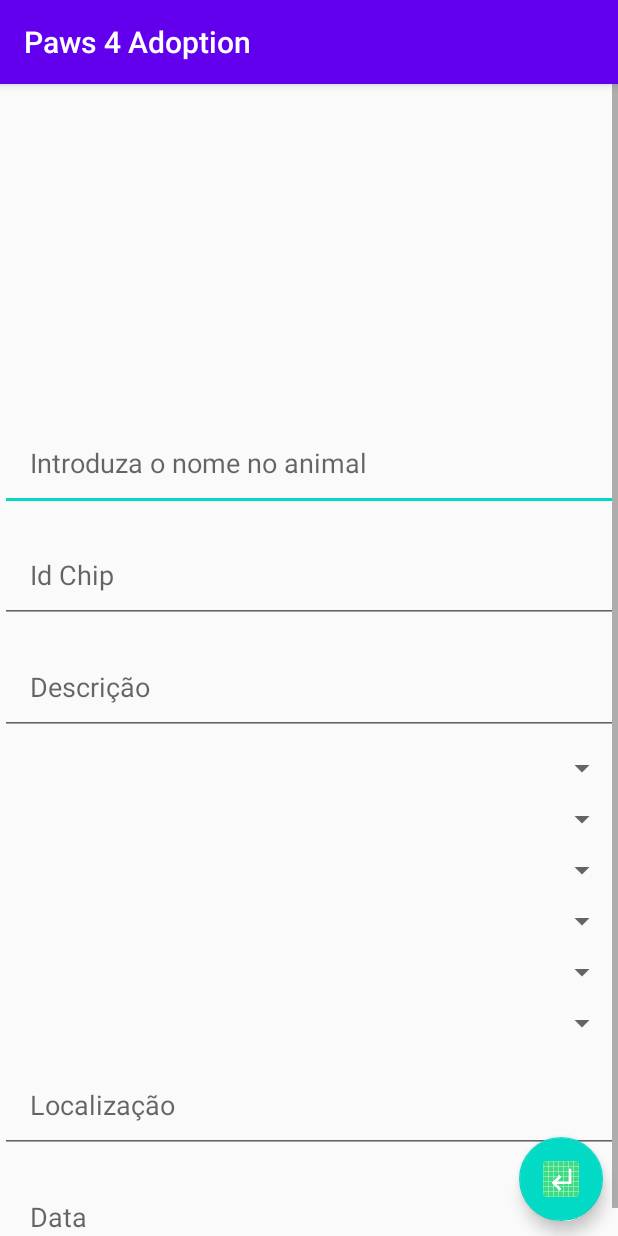
After one commit to Projecto-Final-de-Curso-TeSP-PSI/pet-adoption, an Android app: the PostAnimalActivity screen opened directly, with no data from a screen before it, on a phone screen of 412 x 824 dp. The commit adds this screen. Run offline under Robolectric (Android 15) with nearby library versions, the phone set to English and light mode, and no system bars.

Commit message:
PROJ-147 Post animal activity view
Design of the post animal activity view

```diff
--- a/paws4adoption_mobile/app/src/main/AndroidManifest.xml
+++ b/paws4adoption_mobile/app/src/main/AndroidManifest.xml
@@ -9,7 +9,9 @@
         android:roundIcon="@mipmap/ic_launcher_round"
         android:supportsRtl="true"
         android:theme="@style/AppTheme">
-        <activity android:name=".views.AnimalDetailsActivity"></activity>
+        <activity android:name=".views.PostAnimalActivity"></activity>
+        <activity android:name=".views.SubmRequestActivity" />
+        <activity android:name=".views.AnimalDetailsActivity" />
         <activity android:name=".OrgDetailActivity" />
         <activity android:name=".OrganizationActivity" />
         <activity android:name=".LoginActivity" />
--- /dev/null
+++ b/paws4adoption_mobile/app/src/main/java/amsi/dei/estg/ipleiria/paws4adoption/views/PostAnimalActivity.java
@@ -0,0 +1,16 @@
+package amsi.dei.estg.ipleiria.paws4adoption.views;
+
+import androidx.appcompat.app.AppCompatActivity;
+
+import android.os.Bundle;
+
+import amsi.dei.estg.ipleiria.paws4adoption.R;
+
+public class PostAnimalActivity extends AppCompatActivity {
+
+    @Override
+    protected void onCreate(Bundle savedInstanceState) {
+        super.onCreate(savedInstanceState);
+        setContentView(R.layout.activity_post_animal);
+    }
+}
--- /dev/null
+++ b/paws4adoption_mobile/app/src/main/res/drawable/ic_submit_background.xml
@@ -0,0 +1,74 @@
+<?xml version="1.0" encoding="utf-8"?>
+<vector
+    android:height="108dp"
+    android:width="108dp"
+    android:viewportHeight="108"
+    android:viewportWidth="108"
+    xmlns:android="http://schemas.android.com/apk/res/android">
+    <path android:fillColor="#3DDC84"
+          android:pathData="M0,0h108v108h-108z"/>
+    <path android:fillColor="#00000000" android:pathData="M9,0L9,108"
+          android:strokeColor="#33FFFFFF" android:strokeWidth="0.8"/>
+    <path android:fillColor="#00000000" android:pathData="M19,0L19,108"
+          android:strokeColor="#33FFFFFF" android:strokeWidth="0.8"/>
+    <path android:fillColor="#00000000" android:pathData="M29,0L29,108"
+          android:strokeColor="#33FFFFFF" android:strokeWidth="0.8"/>
+    <path android:fillColor="#00000000" android:pathData="M39,0L39,108"
+          android:strokeColor="#33FFFFFF" android:strokeWidth="0.8"/>
+    <path android:fillColor="#00000000" android:pathData="M49,0L49,108"
+          android:strokeColor="#33FFFFFF" android:strokeWidth="0.8"/>
+    <path android:fillColor="#00000000" android:pathData="M59,0L59,108"
+          android:strokeColor="#33FFFFFF" android:strokeWidth="0.8"/>
+    <path android:fillColor="#00000000" android:pathData="M69,0L69,108"
+          android:strokeColor="#33FFFFFF" android:strokeWidth="0.8"/>
+    <path android:fillColor="#00000000" android:pathData="M79,0L79,108"
+          android:strokeColor="#33FFFFFF" android:strokeWidth="0.8"/>
+    <path android:fillColor="#00000000" android:pathData="M89,0L89,108"
+          android:strokeColor="#33FFFFFF" android:strokeWidth="0.8"/>
+    <path android:fillColor="#00000000" android:pathData="M99,0L99,108"
+          android:strokeColor="#33FFFFFF" android:strokeWidth="0.8"/>
+    <path android:fillColor="#00000000" android:pathData="M0,9L108,9"
+          android:strokeColor="#33FFFFFF" android:strokeWidth="0.8"/>
+    <path android:fillColor="#00000000" android:pathData="M0,19L108,19"
+          android:strokeColor="#33FFFFFF" android:strokeWidth="0.8"/>
+    <path android:fillColor="#00000000" android:pathData="M0,29L108,29"
+          android:strokeColor="#33FFFFFF" android:strokeWidth="0.8"/>
+    <path android:fillColor="#00000000" android:pathData="M0,39L108,39"
+          android:strokeColor="#33FFFFFF" android:strokeWidth="0.8"/>
+    <path android:fillColor="#00000000" android:pathData="M0,49L108,49"
+          android:strokeColor="#33FFFFFF" android:strokeWidth="0.8"/>
+    <path android:fillColor="#00000000" android:pathData="M0,59L108,59"
+          android:strokeColor="#33FFFFFF" android:strokeWidth="0.8"/>
+    <path android:fillColor="#00000000" android:pathData="M0,69L108,69"
+          android:strokeColor="#33FFFFFF" android:strokeWidth="0.8"/>
+    <path android:fillColor="#00000000" android:pathData="M0,79L108,79"
+          android:strokeColor="#33FFFFFF" android:strokeWidth="0.8"/>
+    <path android:fillColor="#00000000" android:pathData="M0,89L108,89"
+          android:strokeColor="#33FFFFFF" android:strokeWidth="0.8"/>
+    <path android:fillColor="#00000000" android:pathData="M0,99L108,99"
+          android:strokeColor="#33FFFFFF" android:strokeWidth="0.8"/>
+    <path android:fillColor="#00000000" android:pathData="M19,29L89,29"
+          android:strokeColor="#33FFFFFF" android:strokeWidth="0.8"/>
+    <path android:fillColor="#00000000" android:pathData="M19,39L89,39"
+          android:strokeColor="#33FFFFFF" android:strokeWidth="0.8"/>
+    <path android:fillColor="#00000000" android:pathData="M19,49L89,49"
+          android:strokeColor="#33FFFFFF" android:strokeWidth="0.8"/>
+    <path android:fillColor="#00000000" android:pathData="M19,59L89,59"
+          android:strokeColor="#33FFFFFF" android:strokeWidth="0.8"/>
+    <path android:fillColor="#00000000" android:pathData="M19,69L89,69"
+          android:strokeColor="#33FFFFFF" android:strokeWidth="0.8"/>
+    <path android:fillColor="#00000000" android:pathData="M19,79L89,79"
+          android:strokeColor="#33FFFFFF" android:strokeWidth="0.8"/>
+    <path android:fillColor="#00000000" android:pathData="M29,19L29,89"
+          android:strokeColor="#33FFFFFF" android:strokeWidth="0.8"/>
+    <path android:fillColor="#00000000" android:pathData="M39,19L39,89"
+          android:strokeColor="#33FFFFFF" android:strokeWidth="0.8"/>
+    <path android:fillColor="#00000000" android:pathData="M49,19L49,89"
+          android:strokeColor="#33FFFFFF" android:strokeWidth="0.8"/>
+    <path android:fillColor="#00000000" android:pathData="M59,19L59,89"
+          android:strokeColor="#33FFFFFF" android:strokeWidth="0.8"/>
+    <path android:fillColor="#00000000" android:pathData="M69,19L69,89"
+          android:strokeColor="#33FFFFFF" android:strokeWidth="0.8"/>
+    <path android:fillColor="#00000000" android:pathData="M79,19L79,89"
+          android:strokeColor="#33FFFFFF" android:strokeWidth="0.8"/>
+</vector>
--- /dev/null
+++ b/paws4adoption_mobile/app/src/main/res/drawable/ic_submit_foreground.xml
@@ -0,0 +1,15 @@
+<vector xmlns:android="http://schemas.android.com/apk/res/android"
+    android:width="108dp"
+    android:height="108dp"
+    android:viewportWidth="108"
+    android:viewportHeight="108"
+    android:tint="#FFFFFF">
+  <group android:scaleX="2.61"
+      android:scaleY="2.61"
+      android:translateX="22.68"
+      android:translateY="22.68">
+    <path
+        android:fillColor="@android:color/white"
+        android:pathData="M11,9l1.42,1.42L8.83,14H18V4h2v12H8.83l3.59,3.58L11,21l-6,-6 6,-6z"/>
+  </group>
+</vector>
--- /dev/null
+++ b/paws4adoption_mobile/app/src/main/res/layout/activity_post_animal.xml
@@ -0,0 +1,123 @@
+<?xml version="1.0" encoding="utf-8"?>
+<androidx.coordinatorlayout.widget.CoordinatorLayout
+xmlns:android="http://schemas.android.com/apk/res/android"
+xmlns:app="http://schemas.android.com/apk/res-auto"
+xmlns:tools="http://schemas.android.com/tools"
+android:layout_width="match_parent"
+android:layout_height="match_parent"
+tools:context=".views.PostAnimalActivity"
+android:orientation="vertical">
+
+<ScrollView
+    android:layout_width="match_parent"
+    android:layout_height="match_parent">
+
+    <LinearLayout
+        android:layout_width="match_parent"
+        android:layout_height="match_parent"
+        android:orientation="vertical">
+
+        <ImageView
+            android:layout_width="match_parent"
+            android:layout_height="200dp"
+            android:layout_marginTop="10dp"
+            android:padding="20dp"
+            android:id="@+id/imgCapa"/>
+
+        <EditText
+            android:layout_width="match_parent"
+            android:layout_height="wrap_content"
+            android:inputType="number"
+            android:padding="20dp"
+            android:layout_marginTop="10dp"
+            android:hint="@string/insert_name"
+            android:id="@+id/etName"/>
+
+        <EditText
+            android:layout_width="match_parent"
+            android:layout_height="wrap_content"
+            android:inputType="textPersonName"
+            android:padding="20dp"
+            android:layout_marginTop="10dp"
+            android:hint="@string/id_chip"
+            android:id="@+id/etChipId"/>
+
+        <EditText
+            android:layout_width="match_parent"
+            android:layout_height="wrap_content"
+            android:inputType="textPersonName"
+            android:padding="20dp"
+            android:layout_marginTop="10dp"
+            android:hint="@string/description"
+            android:id="@+id/etDescription"/>
+
+        <Spinner
+            android:layout_marginTop="10dp"
+            android:layout_width="match_parent"
+            android:layout_height="wrap_content"
+            android:id="@+id/spinnerNature"/>
+
+        <Spinner
+            android:layout_marginTop="10dp"
+            android:layout_width="match_parent"
+            android:layout_height="wrap_content"
+            android:id="@+id/spinnerBreed"/>
+
+        <Spinner
+            android:layout_marginTop="10dp"
+            android:layout_width="match_parent"
+            android:layout_height="wrap_content"
+            android:id="@+id/spinnerFurLenght"/>
+
+        <Spinner
+            android:layout_marginTop="10dp"
+            android:layout_width="match_parent"
+            android:layout_height="wrap_content"
+            android:id="@+id/spinnerFurColor"/>
+
+        <Spinner
+            android:layout_marginTop="10dp"
+            android:layout_width="match_parent"
+            android:layout_height="wrap_content"
+            android:id="@+id/spinnerSize"/>
+
+        <Spinner
+            android:layout_marginTop="10dp"
+            android:layout_width="match_parent"
+            android:layout_height="wrap_content"
+            android:id="@+id/spinnerSex"/>
+
+        <EditText
+            android:layout_width="match_parent"
+            android:layout_height="wrap_content"
+            android:inputType="textPersonName"
+            android:padding="20dp"
+            android:layout_marginTop="10dp"
+            android:hint="@string/location"
+            android:id="@+id/etLocation"/>
+
+        <EditText
+            android:layout_width="match_parent"
+            android:layout_height="wrap_content"
+            android:inputType="datetime"
+            android:padding="20dp"
+            android:layout_marginTop="10dp"
+            android:hint="@string/date"
+            android:id="@+id/etDate"/>
+
+    </LinearLayout>
+
+</ScrollView>
+
+<com.google.android.material.floatingactionbutton.FloatingActionButton
+    android:id="@+id/fab_submit"
+    android:layout_width="wrap_content"
+    android:layout_height="wrap_content"
+    android:layout_gravity="bottom|end"
+    android:layout_margin="10dp"
+    android:clickable="true"
+    android:src="@mipmap/ic_submit_round"
+    android:focusable="true"
+    android:contentDescription="@string/submit" />
+
+</androidx.coordinatorlayout.widget.CoordinatorLayout>
--- /dev/null
+++ b/paws4adoption_mobile/app/src/main/res/mipmap-anydpi-v26/ic_submit.xml
@@ -0,0 +1,5 @@
+<?xml version="1.0" encoding="utf-8"?>
+<adaptive-icon xmlns:android="http://schemas.android.com/apk/res/android">
+    <background android:drawable="@drawable/ic_submit_background"/>
+    <foreground android:drawable="@drawable/ic_submit_foreground"/>
+</adaptive-icon>
--- /dev/null
+++ b/paws4adoption_mobile/app/src/main/res/mipmap-anydpi-v26/ic_submit_round.xml
@@ -0,0 +1,5 @@
+<?xml version="1.0" encoding="utf-8"?>
+<adaptive-icon xmlns:android="http://schemas.android.com/apk/res/android">
+    <background android:drawable="@drawable/ic_submit_background"/>
+    <foreground android:drawable="@drawable/ic_submit_foreground"/>
+</adaptive-icon>
--- a/paws4adoption_mobile/app/src/main/res/values/strings.xml
+++ b/paws4adoption_mobile/app/src/main/res/values/strings.xml
@@ -30,4 +30,10 @@
     <string name="insertEmail">Introduza o email</string>
     <string name="insertPassword">Introduza a password</string>
     <string name="login">Login</string>
+    <string name="insert_name">Introduza o nome no animal</string>
+    <string name="id_chip">Id Chip</string>
+    <string name="description">Descrição</string>
+    <string name="submit">submit</string>
+    <string name="location">Localização</string>
+    <string name="date">Data</string>
 </resources>
```
Also changed, not shown: paws4adoption_mobile/app/src/main/ic_submit-playstore.png (added), paws4adoption_mobile/app/src/main/res/mipmap-hdpi/ic_submit.png (added), paws4adoption_mobile/app/src/main/res/mipmap-hdpi/ic_submit_round.png (added), paws4adoption_mobile/app/src/main/res/mipmap-mdpi/ic_submit.png (added), paws4adoption_mobile/app/src/main/res/mipmap-mdpi/ic_submit_round.png (added), paws4adoption_mobile/app/src/main/res/mipmap-xhdpi/ic_submit.png (added), paws4adoption_mobile/app/src/main/res/mipmap-xhdpi/ic_submit_round.png (added), paws4adoption_mobile/app/src/main/res/mipmap-xxhdpi/ic_submit.png (added), paws4adoption_mobile/app/src/main/res/mipmap-xxhdpi/ic_submit_round.png (added), paws4adoption_mobile/app/src/main/res/mipmap-xxxhdpi/ic_submit.png (added), paws4adoption_mobile/app/src/main/res/mipmap-xxxhdpi/ic_submit_round.png (added).
